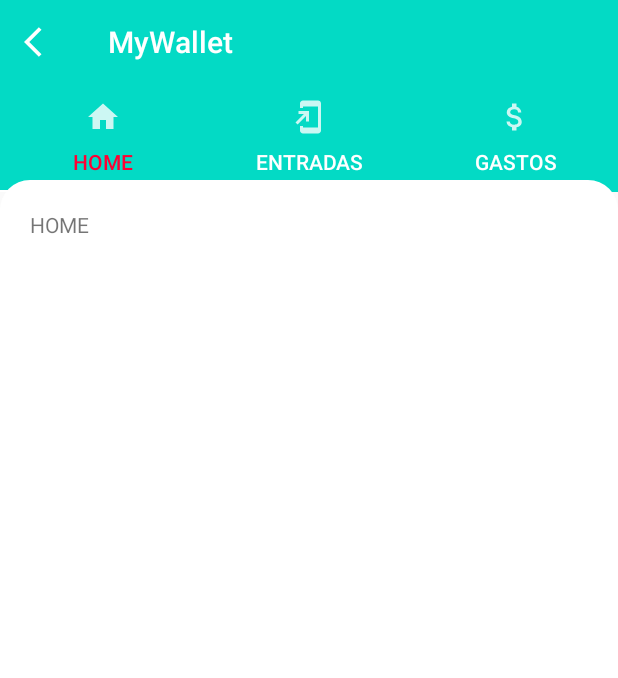
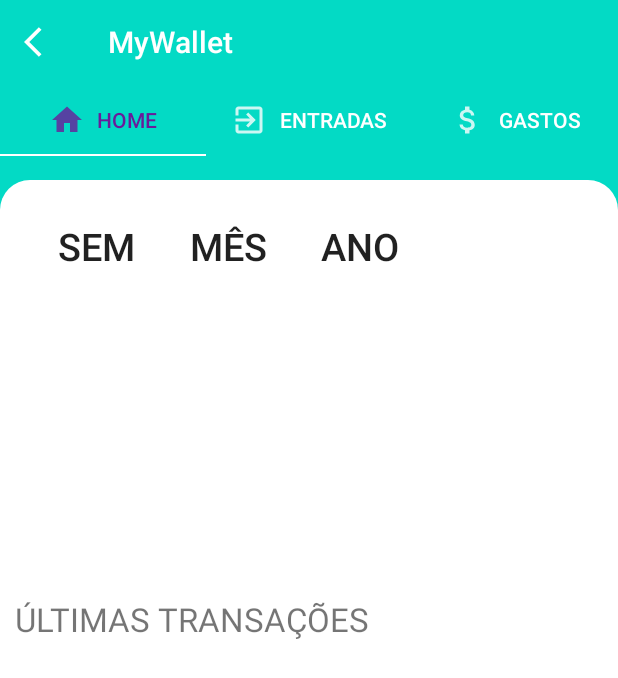
Before and after one commit to manbbo/santander-coders, an Android app: the HomeFragment screen opened directly, with no data from a screen before it, on a phone screen of 412 x 824 dp. Shown: the top 678 px of the screen. Run offline under Robolectric (Android 15) with nearby library versions, the phone set to English and light mode, and no system bars.

Commit message:
Added the cards into it

```diff
--- a/Desafio4/app/src/main/java/com/example/snackbar/fragments/HomeFragment.kt
+++ b/Desafio4/app/src/main/java/com/example/snackbar/fragments/HomeFragment.kt
@@ -1,11 +1,21 @@
 package com.example.snackbar.fragments
 
+import android.graphics.Color
+import android.graphics.drawable.ColorDrawable
 import android.os.Bundle
+import android.provider.CalendarContract
+import android.text.Layout
 import androidx.fragment.app.Fragment
 import android.view.LayoutInflater
 import android.view.View
 import android.view.ViewGroup
+import android.widget.Button
+import android.widget.LinearLayout
+import android.widget.TextView
+import androidx.core.content.ContextCompat
+import androidx.core.graphics.toColor
 import com.example.snackbar.R
+import kotlinx.android.synthetic.main.cards_layout.*
 
 
 class HomeFragment: Fragment() {
@@ -19,7 +29,31 @@ class HomeFragment: Fragment() {
         inflater: LayoutInflater, container: ViewGroup?,
         savedInstanceState: Bundle?
     ): View? {
-        // Inflate the layout for this fragment
-        return inflater.inflate(R.layout.fragment_home, container, false)
+        var view = inflater.inflate(R.layout.fragment_home, container, false)
+
+        //var bt_Sem = R.id.sem
+        //var bt_Mes = R.id.mes
+        //var bt_Ano = R.id.ano
+
+        //var l_card = R.id.card
+        //var l_card_title = R.id.card_title
+        //var l_card_value = R.id.card_value
+        //var l_card_lancamento = R.id.card_lancamento
+
+
+        return view
+
+        card!!.setBackgroundColor(ContextCompat.getColor(card!!.context,
+            R.color.colorOrange))
+        card_title!!.text = "Gastos"
+    }
+
+    companion object {
+        fun newInstance() =
+                HomeFragment().apply {
+                    arguments = Bundle().apply {
+
+                    }
+                }
     }
 }
--- a/Desafio4/app/src/main/java/com/example/snackbar/ui/MainActivity.kt
+++ b/Desafio4/app/src/main/java/com/example/snackbar/ui/MainActivity.kt
@@ -1,6 +1,8 @@
 package com.example.snackbar.ui
 
 import android.content.Intent
+import android.graphics.Color
+import android.graphics.PorterDuff
 import androidx.appcompat.app.AppCompatActivity
 import android.os.Bundle
 import androidx.core.content.ContextCompat
@@ -34,6 +36,9 @@ class MainActivity : AppCompatActivity() {
 
         navigationView!!.addTab(navigationView.newTab().setText("Home"))
         navigationView!!.getTabAt(0)!!.setIcon(R.drawable.ic_home)
+        navigationView!!.getTabAt(0)!!.icon!!.setColorFilter(ContextCompat.getColor(
+                navigationView.context, R.color.colorRed),
+                PorterDuff.Mode.SRC_IN)
 
         navigationView!!.addTab(navigationView.newTab().setText("Entradas"))
         navigationView!!.getTabAt(1)!!.setIcon(R.drawable.ic_entries)
@@ -41,7 +46,9 @@ class MainActivity : AppCompatActivity() {
         navigationView!!.addTab(navigationView.newTab().setText("Gastos"))
         navigationView!!.getTabAt(2)!!.setIcon(R.drawable.ic_money)
 
-        navigationView!!.tabGravity = TabLayout.GRAVITY_FILL
+        navigationView!!.isInlineLabel = true
+        navigationView.tabGravity = TabLayout.GRAVITY_FILL
+        navigationView.setSelectedTabIndicatorColor(Color.WHITE)
 
         var adapter = MyAdapter(this,
             supportFragmentManager,
@@ -53,12 +60,23 @@ class MainActivity : AppCompatActivity() {
         navigationView!!.addOnTabSelectedListener(object : TabLayout.OnTabSelectedListener {
             override fun onTabSelected(tab: TabLayout.Tab) {
                 viewPager!!.currentItem = tab.position
+
+                val tabIconColor = ContextCompat.getColor(
+                        navigationView.context, R.color.colorRed)
+
+                tab.icon!!.setColorFilter(tabIconColor, PorterDuff.Mode.SRC_IN)
             }
             override fun onTabUnselected(tab: TabLayout.Tab) {
+                val tabIconColor = ContextCompat.getColor(
+                        navigationView.context, R.color.colorWhite)
 
+                tab.icon!!.setColorFilter(tabIconColor, PorterDuff.Mode.SRC_IN)
             }
             override fun onTabReselected(tab: TabLayout.Tab) {
+                val tabIconColor = ContextCompat.getColor(
+                        navigationView.context, R.color.colorRed)
 
+                tab.icon!!.setColorFilter(tabIconColor, PorterDuff.Mode.SRC_IN)
             }
         })
     }
--- a/Desafio4/app/src/main/res/drawable-anydpi/ic_entries.xml
+++ b/Desafio4/app/src/main/res/drawable-anydpi/ic_entries.xml
@@ -7,5 +7,5 @@
     android:alpha="0.8">
   <path
       android:fillColor="@android:color/white"
-      android:pathData="M18,1.01L8,1c-1.1,0 -2,0.9 -2,2v3h2V5h10v14H8v-1H6v3c0,1.1 0.9,2 2,2h10c1.1,0 2,-0.9 2,-2V3c0,-1.1 -0.9,-1.99 -2,-1.99zM10,15h2V8H5v2h3.59L3,15.59 4.41,17 10,11.41z"/>
+      android:pathData="M10.09,15.59L11.5,17l5,-5 -5,-5 -1.41,1.41L12.67,11H3v2h9.67l-2.58,2.59zM19,3H5c-1.11,0 -2,0.9 -2,2v4h2V5h14v14H5v-4H3v4c0,1.1 0.89,2 2,2h14c1.1,0 2,-0.9 2,-2V5c0,-1.1 -0.9,-2 -2,-2z"/>
 </vector>
--- a/Desafio4/app/src/main/res/layout/activity_main.xml
+++ b/Desafio4/app/src/main/res/layout/activity_main.xml
@@ -1,11 +1,20 @@
 <?xml version="1.0" encoding="utf-8"?>
-<androidx.constraintlayout.widget.ConstraintLayout xmlns:android="http://schemas.android.com/apk/res/android"
+<androidx.constraintlayout.widget.ConstraintLayout
+    xmlns:android="http://schemas.android.com/apk/res/android"
     xmlns:app="http://schemas.android.com/apk/res-auto"
     xmlns:tools="http://schemas.android.com/tools"
     android:layout_width="match_parent"
     android:layout_height="match_parent"
     tools:context=".ui.MainActivity"
     android:backgroundTint="@color/colorAccent">
+
+    <include
+        android:id="@+id/include"
+        layout="@layout/top"
+        android:layout_width="match_parent"
+        android:layout_height="290dp"
+        app:layout_constraintTop_toTopOf="parent"
+        tools:layout_editor_absoluteX="10dp" />
 
     <include
         android:id="@+id/includetoolbar"
--- /dev/null
+++ b/Desafio4/app/src/main/res/layout/cards_layout.xml
@@ -0,0 +1,23 @@
+<?xml version="1.0" encoding="utf-8"?>
+<LinearLayout xmlns:android="http://schemas.android.com/apk/res/android"
+    android:id="@+id/card"
+    android:layout_width="match_parent"
+    android:layout_height="match_parent"
+    android:background="@drawable/round_login_body"
+    android:orientation="vertical">
+
+    <TextView
+        android:id="@+id/card_title"
+        android:layout_width="wrap_content"
+        android:layout_height="wrap_content"/>
+
+    <TextView
+        android:id="@+id/card_value"
+        android:layout_width="wrap_content"
+        android:layout_height="wrap_content"/>
+
+    <TextView
+        android:id="@+id/card_lancamento"
+        android:layout_width="wrap_content"
+        android:layout_height="wrap_content"/>
+</LinearLayout>
--- a/Desafio4/app/src/main/res/layout/fragment_home.xml
+++ b/Desafio4/app/src/main/res/layout/fragment_home.xml
@@ -3,13 +3,28 @@
     xmlns:tools="http://schemas.android.com/tools"
     android:layout_width="match_parent"
     android:layout_height="match_parent"
+    xmlns:app="http://schemas.android.com/apk/res-auto"
     tools:context=".fragments.HomeFragment"
     android:background="@drawable/round_login_body"
-    android:layout_gravity="center">
+    android:layout_gravity="center"
+    android:orientation="vertical">
+
+    <include layout="@layout/home_tab"
+        android:layout_height="wrap_content"
+        android:layout_width="match_parent"/>
+
+    <include
+        android:layout_marginLeft="10dp"
+        android:layout_marginRight="10dp"
+        layout="@layout/cards_layout"
+        android:layout_height="200dp"
+        android:layout_width="360dp"/>
 
     <TextView
+        android:layout_marginTop="20dp"
         android:layout_width="wrap_content"
         android:layout_height="wrap_content"
         android:text="@string/home"
-        android:layout_margin="20dp"/>
+        android:textSize="22dp"
+        android:layout_margin="10dp"/>
 </LinearLayout>
--- /dev/null
+++ b/Desafio4/app/src/main/res/layout/home_tab.xml
@@ -0,0 +1,40 @@
+<?xml version="1.0" encoding="utf-8"?>
+<LinearLayout xmlns:android="http://schemas.android.com/apk/res/android"
+    android:orientation="horizontal"
+    android:layout_width="match_parent"
+    android:layout_height="match_parent"
+    android:layout_marginTop="20dp">
+
+    <Button
+        android:id="@+id/sem"
+        android:layout_marginTop="20dp"
+        android:layout_marginLeft="20dp"
+        android:layout_width="wrap_content"
+        android:layout_height="wrap_content"
+        android:text="@string/home_sem"
+        android:textSize="25dp"
+        android:background="@android:color/transparent"
+        android:textColorHighlight="@color/colorOrange"/>
+
+    <Button
+        android:id="@+id/mes"
+        android:layout_marginTop="20dp"
+        android:layout_width="wrap_content"
+        android:layout_height="wrap_content"
+        android:text="@string/home_mes"
+        android:textSize="25dp"
+        android:background="@android:color/transparent"
+        android:textColorHighlight="@color/colorOrange"/>
+
+    <Button
+        android:id="@+id/ano"
+        android:layout_marginTop="20dp"
+        android:layout_width="wrap_content"
+        android:layout_height="wrap_content"
+        android:text="@string/home_ano"
+        android:textSize="25dp"
+        android:background="@android:color/transparent"
+        android:textColorHighlight="@color/colorOrange"/>
+
+
+</LinearLayout>
--- a/Desafio4/app/src/main/res/values/colors.xml
+++ b/Desafio4/app/src/main/res/values/colors.xml
@@ -4,5 +4,6 @@
     <color name="colorPrimaryDark">#1C6C5C</color>
     <color name="colorAccent">#03DAC5</color>
     <color name="colorWhite">#FFFFFF</color>
-    <color name="colorRed">#ff0033</color>
+    <color name="colorRed">#6a1b9a</color>
+    <color name="colorOrange">#ff9800</color>
 </resources>
--- a/Desafio4/app/src/main/res/values/strings.xml
+++ b/Desafio4/app/src/main/res/values/strings.xml
@@ -9,7 +9,14 @@
     <string name="btn_login">Login</string>
     <string name="btn_cad">Cadastrar</string>
     <string name="tv_info">Não tem conta? Cadastre-se</string>
-    <string name="home">HOME</string>
+
+    <string name="home">ÚLTIMAS TRANSAÇÕES</string>
+    <string name="home_sem">SEM</string>
+    <string name="home_mes">MÊS</string>
+    <string name="home_ano">ANO</string>
+
     <string name="entries">ENTRADAS</string>
     <string name="spending">GASTOS</string>
+    <!-- TODO: Remove or change this placeholder text -->
+    <string name="hello_blank_fragment">Hello blank fragment</string>
 </resources>
```
Also changed, not shown: Desafio4/app/src/main/res/drawable-hdpi/ic_entries.png, Desafio4/app/src/main/res/drawable-mdpi/ic_entries.png, Desafio4/app/src/main/res/drawable-xhdpi/ic_entries.png, Desafio4/app/src/main/res/drawable-xxhdpi/ic_entries.png.
